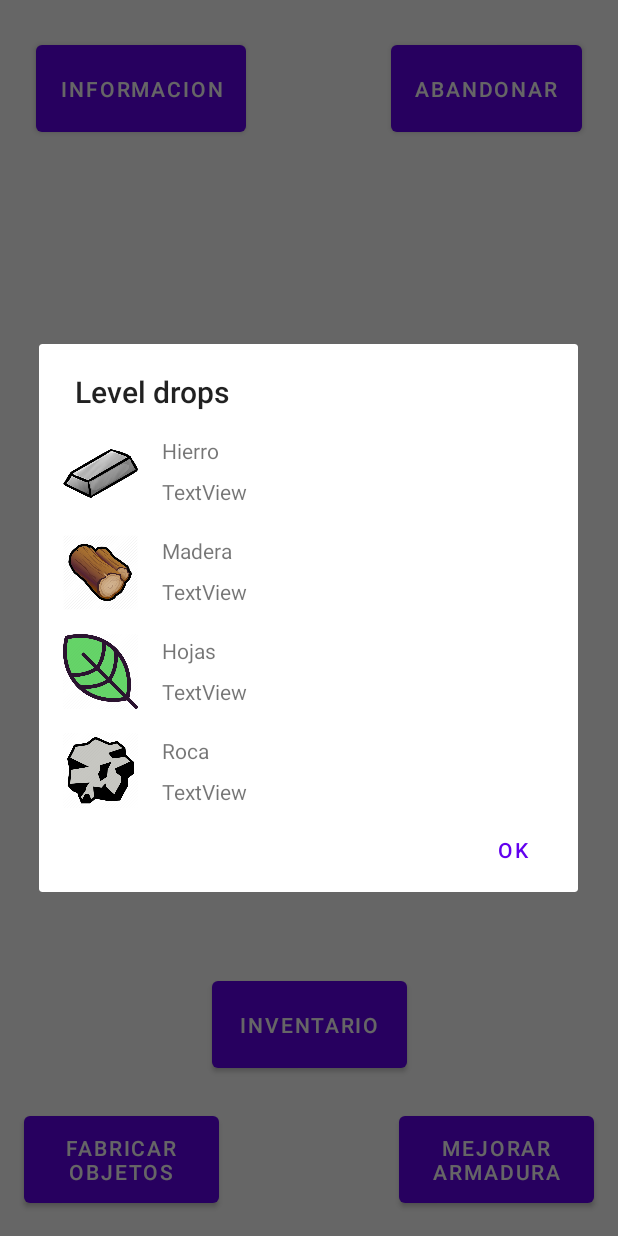
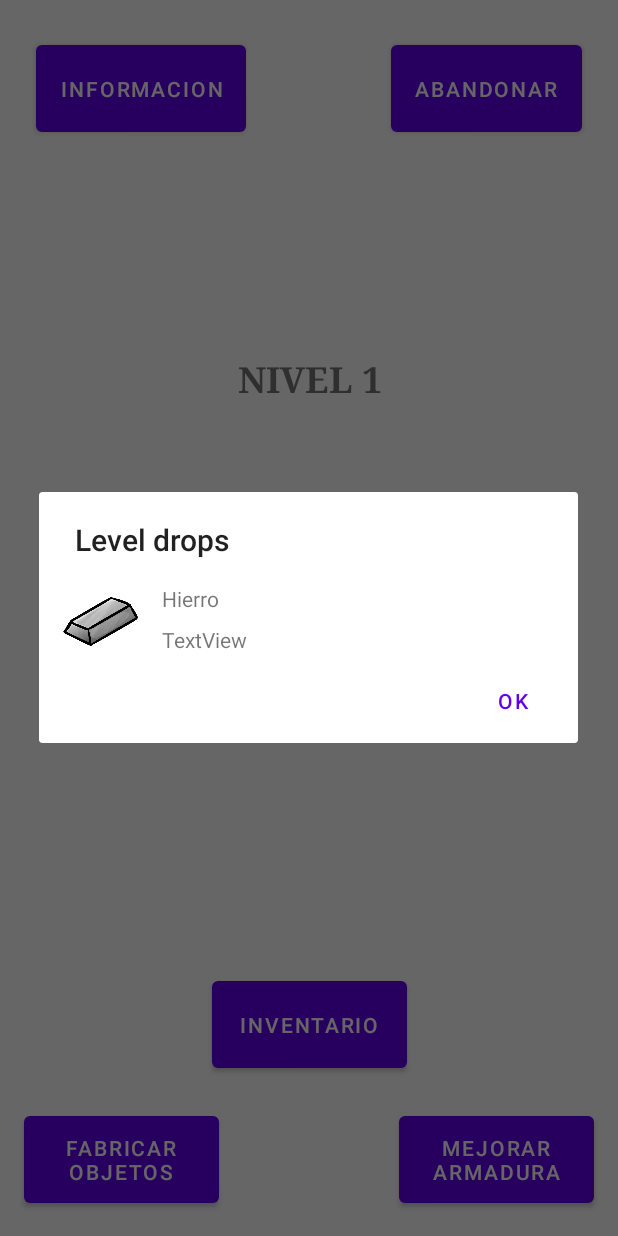
Before and after one commit to SergioVelaAlfajarin/Dungeon-Master, an Android app: the RestZoneActivity screen opened directly, with no data from a screen before it, after a tap on "INFORMACION", on a phone screen of 412 x 824 dp. Run offline under Robolectric (Android 15) with nearby library versions, the phone set to English and light mode, and no system bars.

Commit message:
continuado, no terminado

```diff
--- a/app/src/main/java/sva/dungmas/dialogs/ConfirmDialog.kt
+++ b/app/src/main/java/sva/dungmas/dialogs/ConfirmDialog.kt
@@ -5,8 +5,6 @@ import android.app.Dialog
 import android.content.DialogInterface
 import android.os.Bundle
 import androidx.fragment.app.DialogFragment
-import sva.dungmas.R
-import sva.dungmas.game.Game
 
 class ConfirmDialog(
     private val title: String,
--- a/app/src/main/res/layout/item_preview_dialog.xml
+++ b/app/src/main/res/layout/item_preview_dialog.xml
@@ -2,71 +2,11 @@
 <androidx.constraintlayout.widget.ConstraintLayout xmlns:android="http://schemas.android.com/apk/res/android"
     xmlns:app="http://schemas.android.com/apk/res-auto"
     xmlns:tools="http://schemas.android.com/tools"
-    android:layout_width="match_parent"
-    android:layout_height="match_parent">
-
-    <TextView
-        android:id="@+id/lblQntyRock"
-        android:layout_width="wrap_content"
-        android:layout_height="wrap_content"
-        android:layout_marginStart="16dp"
-        android:layout_marginTop="8dp"
-        android:text="TextView"
-        app:layout_constraintStart_toEndOf="@+id/imageView3"
-        app:layout_constraintTop_toBottomOf="@+id/textView9" />
-
-    <TextView
-        android:id="@+id/textView9"
-        android:layout_width="wrap_content"
-        android:layout_height="wrap_content"
-        android:layout_marginStart="16dp"
-        android:layout_marginTop="20dp"
-        android:text="@string/itemName_rock"
-        app:layout_constraintStart_toEndOf="@+id/imageView3"
-        app:layout_constraintTop_toBottomOf="@+id/lblQntyLeaves" />
-
-    <TextView
-        android:id="@+id/lblQntyLeaves"
-        android:layout_width="wrap_content"
-        android:layout_height="wrap_content"
-        android:layout_marginStart="16dp"
-        android:layout_marginTop="8dp"
-        android:text="TextView"
-        app:layout_constraintStart_toEndOf="@+id/imageView2"
-        app:layout_constraintTop_toBottomOf="@+id/textView7" />
-
-    <TextView
-        android:id="@+id/textView7"
-        android:layout_width="wrap_content"
-        android:layout_height="wrap_content"
-        android:layout_marginStart="16dp"
-        android:layout_marginTop="20dp"
-        android:text="@string/itemName_leaves"
-        app:layout_constraintStart_toEndOf="@+id/imageView2"
-        app:layout_constraintTop_toBottomOf="@+id/lblQntyWood" />
-
-    <TextView
-        android:id="@+id/textView6"
-        android:layout_width="wrap_content"
-        android:layout_height="wrap_content"
-        android:layout_marginStart="16dp"
-        android:layout_marginTop="20dp"
-        android:text="@string/itemName_wood"
-        app:layout_constraintStart_toEndOf="@+id/imageView1"
-        app:layout_constraintTop_toBottomOf="@+id/lblQntyIron" />
-
-    <TextView
-        android:id="@+id/lblQntyWood"
-        android:layout_width="wrap_content"
-        android:layout_height="wrap_content"
-        android:layout_marginStart="16dp"
-        android:layout_marginTop="8dp"
-        android:text="TextView"
-        app:layout_constraintStart_toEndOf="@+id/imageView1"
-        app:layout_constraintTop_toBottomOf="@+id/textView6" />
+    android:layout_width="wrap_content"
+    android:layout_height="wrap_content">
 
     <ImageView
-        android:id="@+id/imageView"
+        android:id="@+id/imgItemIconDialog"
         android:layout_width="50dp"
         android:layout_height="50dp"
         android:layout_marginStart="16dp"
@@ -75,54 +15,24 @@
         app:layout_constraintTop_toTopOf="parent"
         app:srcCompat="@drawable/iron" />
 
-    <ImageView
-        android:id="@+id/imageView3"
-        android:layout_width="50dp"
-        android:layout_height="50dp"
-        android:layout_marginStart="16dp"
-        android:layout_marginTop="16dp"
-        app:layout_constraintStart_toStartOf="parent"
-        app:layout_constraintTop_toBottomOf="@+id/imageView2"
-        app:srcCompat="@drawable/rock" />
-
-    <ImageView
-        android:id="@+id/imageView2"
-        android:layout_width="50dp"
-        android:layout_height="50dp"
-        android:layout_marginStart="16dp"
-        android:layout_marginTop="16dp"
-        app:layout_constraintStart_toStartOf="parent"
-        app:layout_constraintTop_toBottomOf="@+id/imageView1"
-        app:srcCompat="@drawable/leaves" />
-
-    <ImageView
-        android:id="@+id/imageView1"
-        android:layout_width="50dp"
-        android:layout_height="50dp"
-        android:layout_marginStart="16dp"
-        android:layout_marginTop="16dp"
-        app:layout_constraintStart_toStartOf="parent"
-        app:layout_constraintTop_toBottomOf="@+id/imageView"
-        app:srcCompat="@drawable/wood" />
-
     <TextView
-        android:id="@+id/textView"
+        android:id="@+id/lblItemNameDialog"
         android:layout_width="wrap_content"
         android:layout_height="wrap_content"
         android:layout_marginStart="16dp"
         android:layout_marginTop="16dp"
         android:text="@string/itemName_iron"
-        app:layout_constraintStart_toEndOf="@+id/imageView"
+        app:layout_constraintStart_toEndOf="@+id/imgItemIconDialog"
         app:layout_constraintTop_toTopOf="parent" />
 
     <TextView
-        android:id="@+id/lblQntyIron"
+        android:id="@+id/lblItemQntyDialog"
         android:layout_width="wrap_content"
         android:layout_height="wrap_content"
         android:layout_marginStart="16dp"
         android:layout_marginTop="8dp"
         android:text="TextView"
-        app:layout_constraintStart_toEndOf="@+id/imageView"
-        app:layout_constraintTop_toBottomOf="@+id/textView" />
+        app:layout_constraintStart_toEndOf="@+id/imgItemIconDialog"
+        app:layout_constraintTop_toBottomOf="@+id/lblItemNameDialog" />
 
 </androidx.constraintlayout.widget.ConstraintLayout>
```
